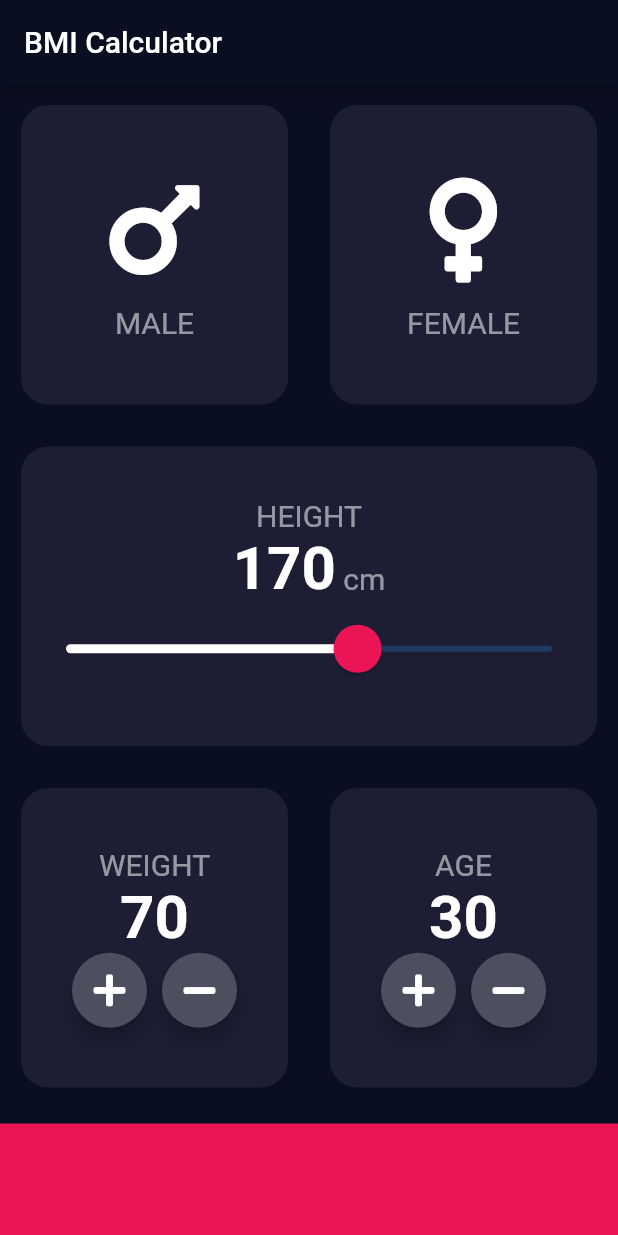
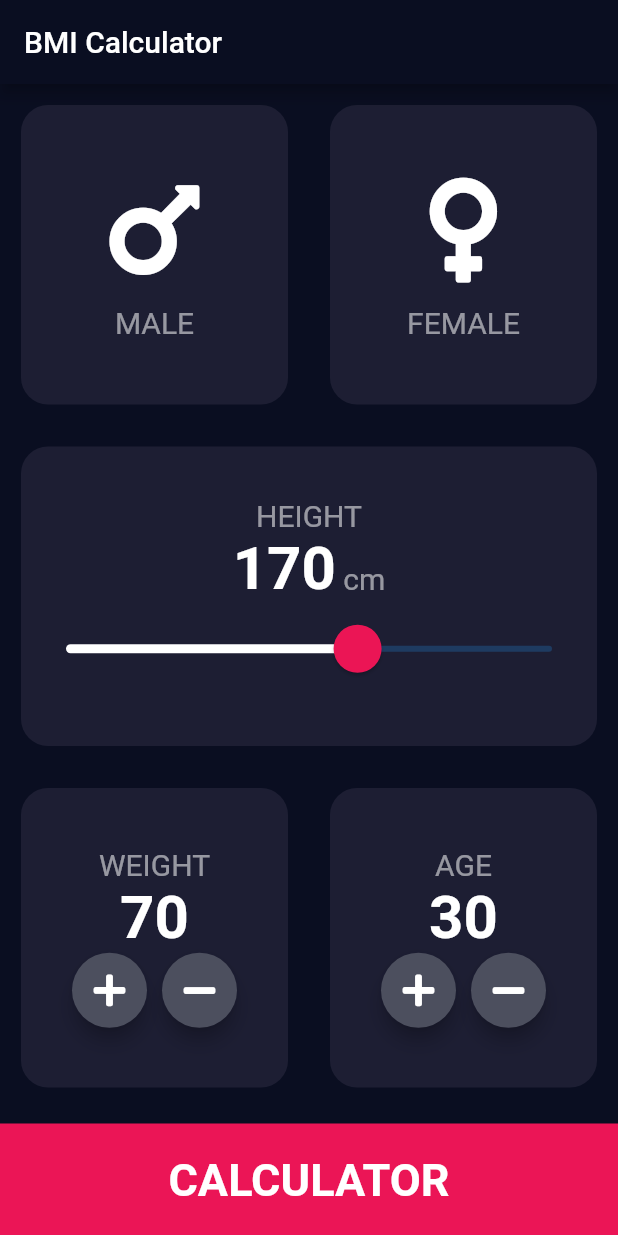
Before and after one commit to gian-pc/flutter_bmi, a Flutter app: the screen it shows after launch, on a phone screen of 412 x 824 dp. Run offline on Flutter 3.47's test engine with Material 2 defaults, Android fonts, the phone set to English and light mode, and no system bars; our stand-ins replace font_awesome_flutter.

Commit message:
UI Complete

```diff
--- a/lib/pages/input_page.dart
+++ b/lib/pages/input_page.dart
@@ -1,5 +1,6 @@
 import 'package:flutter/cupertino.dart';
 import 'package:flutter/material.dart';
+import 'package:flutter_codigo3_bmi/pages/result_page.dart';
 import 'package:flutter_codigo3_bmi/widgets.dart';
 import 'package:font_awesome_flutter/font_awesome_flutter.dart';
 
@@ -186,35 +187,15 @@ class _InputPageState extends State<InputPage> {
               ],
             ),
           ),
-          Container(
-            color: bottomContainerColor,
-            height: bottomContainerHeight,
-            width: double.infinity,
-            margin: EdgeInsets.only(top: 10),
+          MyNavigatorButton(
+            text: "CALCULATOR",
+            onTap: () {
+              Navigator.push(context,
+                  MaterialPageRoute(builder: (context) => ResultPage()));
+            },
           ),
         ],
       ),
     );
   }
 }
-
-class RoundIconButton extends StatelessWidget {
-  late IconData icon;
-  Function? onPressed;
-
-  RoundIconButton({required this.icon, required this.onPressed});
-
-  @override
-  Widget build(BuildContext context) {
-    return RawMaterialButton(
-      onPressed: () {
-        this.onPressed!();
-      },
-      constraints: BoxConstraints.tightFor(height: 50, width: 50),
-      child: FaIcon(this.icon),
-      fillColor: Color(0xff4c4f5e),
-      shape: CircleBorder(),
-      elevation: 5,
-    );
-  }
-}
--- a/lib/widgets.dart
+++ b/lib/widgets.dart
@@ -1,4 +1,5 @@
 import 'package:flutter/material.dart';
+import 'package:flutter_codigo3_bmi/pages/input_page.dart';
 import 'package:font_awesome_flutter/font_awesome_flutter.dart';
 
 const labelTextStyle = TextStyle(
@@ -49,3 +50,50 @@ class ReusableCard extends StatelessWidget {
     );
   }
 }
+
+class RoundIconButton extends StatelessWidget {
+  late IconData icon;
+  Function? onPressed;
+
+  RoundIconButton({required this.icon, required this.onPressed});
+
+  @override
+  Widget build(BuildContext context) {
+    return RawMaterialButton(
+      onPressed: () {
+        this.onPressed!();
+      },
+      constraints: BoxConstraints.tightFor(height: 50, width: 50),
+      child: FaIcon(this.icon),
+      fillColor: Color(0xff4c4f5e),
+      shape: CircleBorder(),
+      elevation: 5,
+    );
+  }
+}
+
+class MyNavigatorButton extends StatelessWidget {
+  late String text;
+  Function? onTap;
+  MyNavigatorButton({required this.text, required this.onTap});
+  @override
+  Widget build(BuildContext context) {
+    return GestureDetector(
+      onTap: () {
+        this.onTap!();
+      },
+      child: Container(
+        color: bottomContainerColor,
+        height: bottomContainerHeight,
+        width: double.infinity,
+        margin: EdgeInsets.only(top: 10),
+        child: Center(
+          child: Text(
+            this.text,
+            style: TextStyle(fontSize: 30.0, fontWeight: FontWeight.bold),
+          ),
+        ),
+      ),
+    );
+  }
+}
```
Also changed, not shown: lib/pages/result_page.dart (added, +58 -0 lines).
